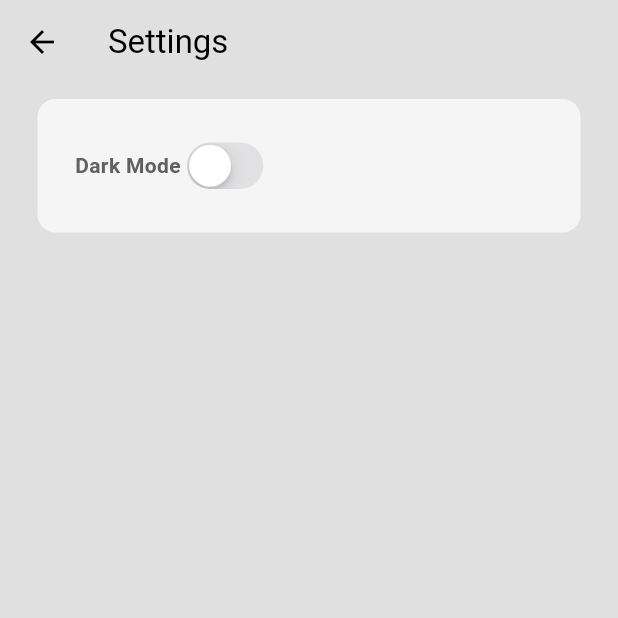
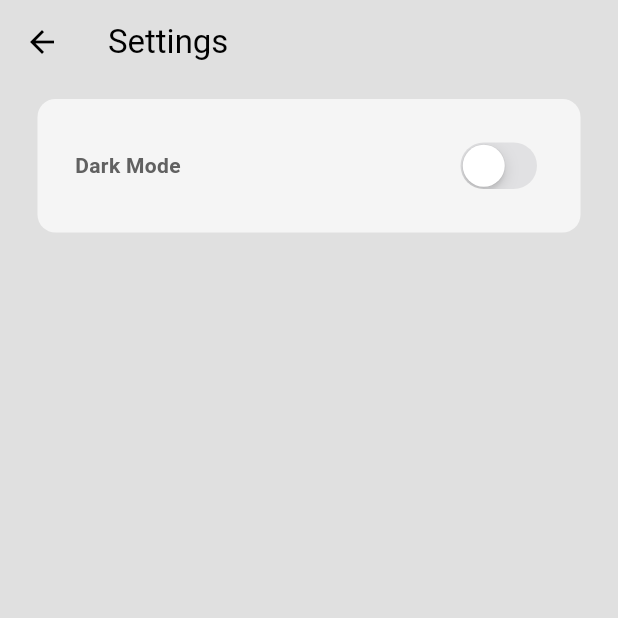
Before and after one commit to aLearningLad/grubnerd, a Flutter app: the SettingsPage screen opened directly, on a phone screen of 412 x 824 dp, the top half of it. Run offline on Flutter 3.47's test engine with Material 3 defaults, Android fonts, the phone set to English and light mode, and no system bars.

Commit message:
theming complete

```diff
--- a/lib/pages/settings_page.dart
+++ b/lib/pages/settings_page.dart
@@ -1,5 +1,7 @@
 import 'package:flutter/cupertino.dart';
 import 'package:flutter/material.dart';
+import 'package:grubnerdapp/themes/theme_provider.dart';
+import 'package:provider/provider.dart';
 
 class SettingsPage extends StatelessWidget {
   const SettingsPage({super.key});
@@ -21,6 +23,7 @@ class SettingsPage extends StatelessWidget {
             margin: EdgeInsets.only(left: 25, top: 10, right: 25),
             padding: EdgeInsets.all(25),
             child: Row(
+              mainAxisAlignment: MainAxisAlignment.spaceBetween,
               children: [
                 // dark mode
                 Text("Dark Mode",
@@ -29,7 +32,12 @@ class SettingsPage extends StatelessWidget {
                         color: Theme.of(context).colorScheme.inversePrimary)),
 
                 // switch
-                CupertinoSwitch(value: false, onChanged: (value) {}),
+                CupertinoSwitch(
+                    value: Provider.of<ThemeProvider>(context, listen: false)
+                        .isDarkMode,
+                    onChanged: (value) =>
+                        Provider.of<ThemeProvider>(context, listen: false)
+                            .toggleTheme()),
               ],
             ),
           )
```
